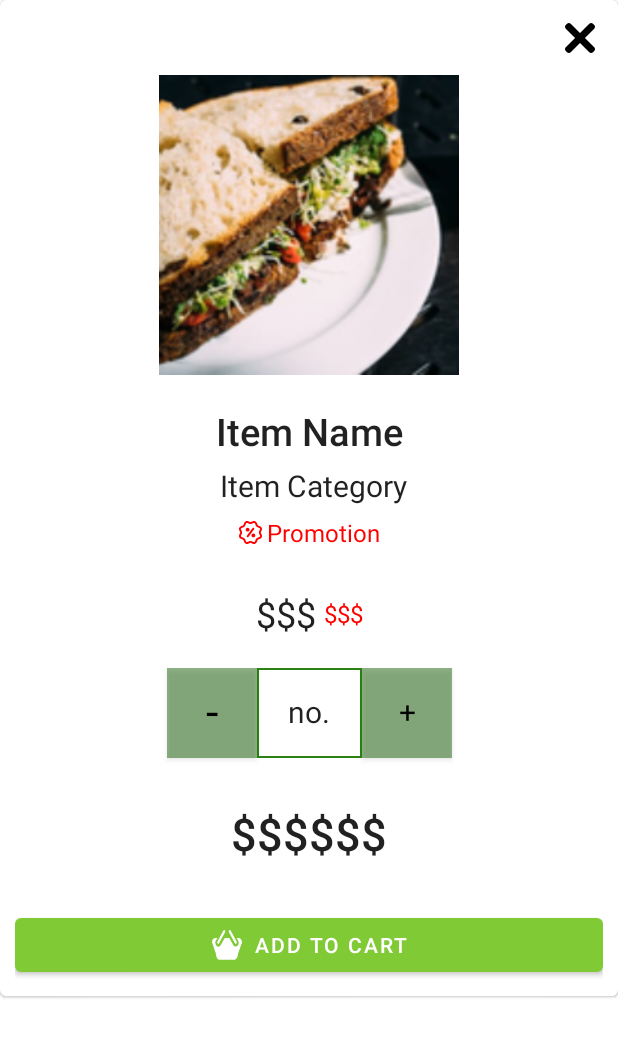
After one commit to Thumster/sMart-Mobile-Application, an Android app: the layout dialog_item_item.xml on its own in the app's theme, with its tools: preview values and no code run, on a phone screen of 412 x 824 dp. The commit adds this screen. Shown: the top 1037 px of the screen. Run offline under Robolectric (Android 15) with nearby library versions, the phone set to English and light mode, and no system bars.

Commit message:
Added view details UI of item

```diff
--- /dev/null
+++ b/app/src/main/res/drawable/ic_close.xml
@@ -0,0 +1,4 @@
+<vector android:height="200dp" android:viewportHeight="365.696"
+    android:viewportWidth="365.696" android:width="200dp" xmlns:android="http://schemas.android.com/apk/res/android">
+    <path android:fillColor="@color/black" android:pathData="m243.188,182.859 l113.133,-113.133c12.5,-12.5 12.5,-32.766 0,-45.246l-15.082,-15.082c-12.504,-12.504 -32.77,-12.504 -45.25,0l-113.129,113.129 -113.133,-113.152c-12.5,-12.5 -32.766,-12.5 -45.246,0l-15.105,15.082c-12.5,12.504 -12.5,32.77 0,45.25l113.152,113.152 -113.129,113.129c-12.504,12.504 -12.504,32.77 0,45.25l15.082,15.082c12.5,12.5 32.766,12.5 45.246,0l113.133,-113.133 113.129,113.133c12.504,12.5 32.77,12.5 45.25,0l15.082,-15.082c12.5,-12.504 12.5,-32.77 0,-45.25zM243.188,182.859"/>
+</vector>
--- /dev/null
+++ b/app/src/main/res/layout/dialog_item_item.xml
@@ -0,0 +1,182 @@
+<?xml version="1.0" encoding="utf-8"?>
+<com.google.android.material.card.MaterialCardView xmlns:android="http://schemas.android.com/apk/res/android"
+    xmlns:app="http://schemas.android.com/apk/res-auto"
+    xmlns:tools="http://schemas.android.com/tools"
+    android:layout_width="match_parent"
+    android:layout_height="wrap_content">
+
+    <androidx.constraintlayout.widget.ConstraintLayout
+        android:layout_width="match_parent"
+        android:layout_height="wrap_content"
+        android:padding="10dp">
+
+        <ImageView
+            android:id="@+id/item_close"
+            android:layout_width="20dp"
+            android:layout_height="20dp"
+            android:layout_marginTop="5dp"
+            android:layout_marginRight="5dp"
+            android:clickable="true"
+            android:src="@drawable/ic_close"
+            app:layout_constraintEnd_toEndOf="parent"
+            app:layout_constraintTop_toTopOf="parent" />
+
+        <ImageView
+            android:id="@+id/item_image"
+            android:layout_width="200dp"
+            android:layout_height="200dp"
+            android:layout_marginTop="40dp"
+            android:background="#757575"
+            android:scaleType="centerCrop"
+            android:src="@drawable/food_1"
+            app:layout_constraintEnd_toEndOf="parent"
+            app:layout_constraintStart_toStartOf="parent"
+            app:layout_constraintTop_toTopOf="parent" />
+
+        <TextView
+            android:id="@+id/item_name"
+            style="@style/Theme.SMart.Title"
+            android:layout_width="wrap_content"
+            android:layout_height="wrap_content"
+            android:layout_marginTop="20dp"
+            android:textAlignment="center"
+            android:textSize="25dp"
+            app:layout_constraintEnd_toEndOf="parent"
+            app:layout_constraintStart_toStartOf="parent"
+            app:layout_constraintTop_toBottomOf="@id/item_image"
+            tools:text="Item Name" />
+
+        <TextView
+            android:id="@+id/item_category"
+            style="@style/Theme.SMart.Subheader"
+            android:layout_width="wrap_content"
+            android:layout_height="wrap_content"
+            android:layout_marginLeft="5dp"
+            android:layout_marginTop="5dp"
+            android:textAlignment="center"
+            android:textSize="20dp"
+            app:layout_constraintEnd_toEndOf="parent"
+            app:layout_constraintStart_toStartOf="parent"
+            app:layout_constraintTop_toBottomOf="@id/item_name"
+            tools:text="Item Category" />
+
+        <ImageView
+            android:id="@+id/item_promotion_icon"
+            android:layout_width="15dp"
+            android:layout_height="15dp"
+            android:layout_marginTop="10dp"
+            android:src="@drawable/ic_promotion"
+            app:layout_constraintEnd_toStartOf="@id/item_promotion"
+            app:layout_constraintHorizontal_chainStyle="packed"
+            app:layout_constraintStart_toStartOf="parent"
+            app:layout_constraintTop_toBottomOf="@id/item_category" />
+
+        <TextView
+            android:id="@+id/item_promotion"
+            style="@style/Theme.SMart.Subheader"
+            android:layout_width="wrap_content"
+            android:layout_height="wrap_content"
+            android:layout_marginLeft="3dp"
+            android:text="@string/title_promo"
+            android:textColor="@color/red"
+            app:layout_constraintBottom_toBottomOf="@id/item_promotion_icon"
+            app:layout_constraintEnd_toEndOf="parent"
+            app:layout_constraintStart_toEndOf="@id/item_promotion_icon"
+            app:layout_constraintTop_toTopOf="@id/item_promotion_icon" />
+
+        <TextView
+            android:id="@+id/item_price"
+            style="@style/Theme.SMart.Headline"
+            android:layout_width="wrap_content"
+            android:layout_height="wrap_content"
+            android:layout_marginTop="30dp"
+            android:layout_marginRight="5dp"
+            app:layout_constraintEnd_toStartOf="@id/item_old_price"
+            app:layout_constraintHorizontal_chainStyle="packed"
+            app:layout_constraintStart_toStartOf="parent"
+            app:layout_constraintTop_toBottomOf="@id/item_promotion_icon"
+            tools:text="$$$" />
+
+        <TextView
+            android:id="@+id/item_old_price"
+            style="@style/Theme.SMart.Subheader"
+            android:layout_width="wrap_content"
+            android:layout_height="wrap_content"
+            android:textColor="@color/red"
+            app:layout_constraintBottom_toBottomOf="@id/item_price"
+            app:layout_constraintEnd_toEndOf="parent"
+            app:layout_constraintStart_toEndOf="@id/item_price"
+            app:layout_constraintTop_toTopOf="@id/item_price"
+            tools:text="$$$" />
+
+        <Button
+            android:id="@+id/item_button_minus"
+            style="@style/Theme.SMart.ChangeQuantityButton"
+            android:layout_width="60dp"
+            android:layout_height="60dp"
+            android:text="-"
+            android:textSize="30dp"
+            app:layout_constraintBottom_toBottomOf="@+id/item_button_plus"
+            app:layout_constraintEnd_toStartOf="@+id/item_quantity"
+            app:layout_constraintHorizontal_chainStyle="packed"
+            app:layout_constraintStart_toStartOf="parent"
+            app:layout_constraintTop_toTopOf="@id/item_button_plus" />
+
+        <TextView
+            android:id="@+id/item_quantity"
+            style="@style/Theme.SMart.Body1"
+            android:layout_width="wrap_content"
+            android:layout_height="60dp"
+            android:background="@drawable/textview_border"
+            android:gravity="center"
+            android:includeFontPadding="false"
+            android:minWidth="70dp"
+            android:textAlignment="center"
+            android:textSize="20dp"
+            app:layout_constraintBottom_toBottomOf="@+id/item_button_plus"
+            app:layout_constraintEnd_toStartOf="@+id/item_button_plus"
+            app:layout_constraintStart_toEndOf="@id/item_button_minus"
+            app:layout_constraintTop_toTopOf="@id/item_button_plus"
+            tools:text="no." />
+
+        <Button
+            android:id="@+id/item_button_plus"
+            style="@style/Theme.SMart.ChangeQuantityButton"
+            android:layout_width="60dp"
+            android:layout_height="60dp"
+            android:layout_marginTop="20dp"
+            android:text="+"
+            android:textSize="20dp"
+            app:layout_constraintEnd_toEndOf="parent"
+            app:layout_constraintStart_toEndOf="@+id/item_quantity"
+            app:layout_constraintTop_toBottomOf="@id/item_price" />
+
+        <TextView
+            android:id="@+id/item_total_price"
+            style="@style/Theme.SMart.Title"
+            android:layout_width="wrap_content"
+            android:layout_height="wrap_content"
+            android:layout_marginTop="30dp"
+            android:textSize="30dp"
+            app:layout_constraintEnd_toEndOf="parent"
+            app:layout_constraintStart_toStartOf="parent"
+            app:layout_constraintTop_toBottomOf="@id/item_button_plus"
+            tools:text="$$$$$$" />
+
+        <com.google.android.material.button.MaterialButton
+            android:id="@+id/button_add_to_cart"
+            style="@style/Theme.SMart.SecondaryButton"
+            android:layout_width="match_parent"
+            android:layout_height="wrap_content"
+            android:layout_marginTop="30dp"
+            android:clickable="true"
+            android:text="@string/button_add_to_cart"
+            app:icon="@drawable/ic_smart_cart_white_transparent"
+            app:iconSize="20dp"
+            app:layout_constraintBottom_toBottomOf="parent"
+            app:layout_constraintTop_toBottomOf="@+id/item_total_price"
+            tools:layout_editor_absoluteX="10dp" />
+    </androidx.constraintlayout.widget.ConstraintLayout>
+
+
+</com.google.android.material.card.MaterialCardView>
--- a/app/src/main/res/layout/item_cart.xml
+++ b/app/src/main/res/layout/item_cart.xml
@@ -50,7 +50,9 @@
         <androidx.constraintlayout.widget.ConstraintLayout
             android:id="@+id/item_layout"
             android:layout_width="match_parent"
-            android:layout_height="match_parent">
+            android:layout_height="match_parent"
+            android:background="@drawable/ripple_transparent"
+            android:clickable="true">
 
             <ImageView
                 android:id="@+id/item_image"
--- a/app/src/main/res/layout/item_item.xml
+++ b/app/src/main/res/layout/item_item.xml
@@ -50,7 +50,9 @@
         <androidx.constraintlayout.widget.ConstraintLayout
             android:id="@+id/item_layout"
             android:layout_width="match_parent"
-            android:layout_height="match_parent">
+            android:layout_height="match_parent"
+            android:background="@drawable/ripple_transparent"
+            android:clickable="true">
 
             <ImageView
                 android:id="@+id/item_image"
```
Also changed, not shown: app/src/main/java/com/example/smart/ItemDialogFragment.java (added, +139 -0 lines), app/src/main/java/com/example/smart/adapter/ItemAdapter.java (+9 -6 lines), app/src/main/java/com/example/smart/ui/item/ItemsFragment.java (+48 -6 lines), app/src/main/res/drawable/ripple_transparent.xml (added, +21 -0 lines).
